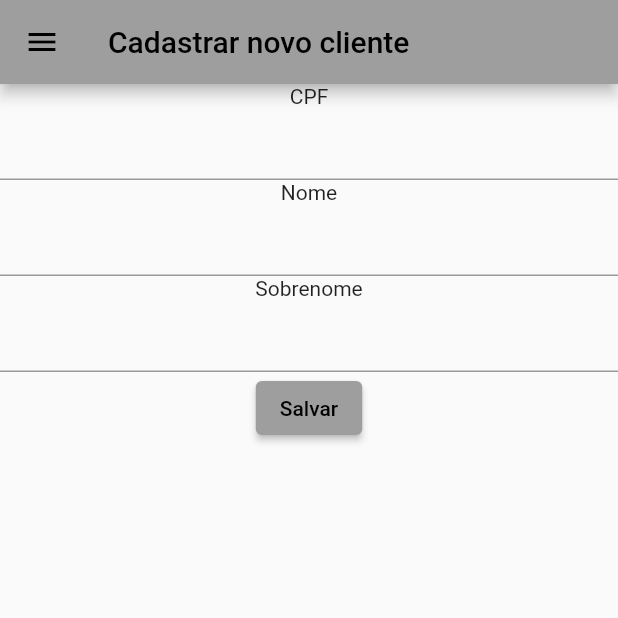
After one commit to GustavoAngeloDS/vendas-mobile-app, a Flutter app: the NewClientPage screen opened by its route, in the side drawer, after a tap on "Salvar", on a phone screen of 412 x 824 dp, the top half of it. The commit adds this screen. Run offline on Flutter 3.47's test engine with Material 2 defaults, Android fonts, the light colour scheme and no system bars; our stand-ins replace brasil_fields; network calls fail.

Commit message:
CRUD Clientes Mobile

```diff
--- a/lib/main.dart
+++ b/lib/main.dart
@@ -1,5 +1,8 @@
 import 'package:flutter/material.dart';
 import 'package:vendas_flutter/routes/routes.dart';
+import 'package:vendas_flutter/view/client/list_clients_page.dart';
+import 'package:vendas_flutter/view/client/new_client_page.dart';
+import 'package:vendas_flutter/view/client/update_client_page.dart';
 import 'package:vendas_flutter/view/list_product_page.dart';
 import 'package:vendas_flutter/view/new_product_page.dart';
 import 'package:vendas_flutter/view/update_product.dart';
@@ -24,6 +27,9 @@ class MyApp extends StatelessWidget {
         Routes.listProducts: (context) => const ListProductPage(),
         Routes.newProduct: (context) => const NewProductPage(),
         Routes.updateProduct: (context) => const UpdateProductPage(),
+        Routes.listClients: (context) => const ListClientPage(),
+        Routes.newClient: (context) => const NewClientPage(),
+        Routes.updateClient: (context) => const UpdateClientPage()
       }
     );
   }
--- /dev/null
+++ b/lib/models/client.model.dart
@@ -0,0 +1,55 @@
+import 'dart:convert';
+
+class Client {
+  int ?id;
+  String cpf;
+  String name;
+  String lastname;
+
+  Client(this.id, this.cpf, this.name, this.lastname);
+
+  Client.create(this.cpf, this.name, this.lastname);
+
+  Map<String, dynamic> newClientToMap() {
+    return {
+      "cpf": cpf,
+      "name": name,
+      "lastname": lastname
+    };
+  }
+
+  Map<String, dynamic> fullClientToMap() {
+    return {
+      "id": id,
+      "cpf": cpf,
+      "name": name,
+      "lastname": lastname
+    };
+  }
+
+  static Client fromMap(Map<String, dynamic> map) {
+    return Client(
+        map["id"],
+        map["cpf"],
+        map["name"],
+        map["lastname"]
+    );
+  }
+
+  static List<Client> fromMaps(List<Map<String, dynamic>> maps) {
+    return List.generate(maps.length, (i) {
+      return Client.fromMap(maps[i]);
+    });
+  }
+
+  static Client fromJson(String json) => Client.fromMap(jsonDecode(json));
+
+  static List<Client> fromJsonList(String json) {
+    final parsed = jsonDecode(json).cast<Map<String, dynamic>>();
+    return parsed.map<Client>((map) => Client.fromMap(map)).toList();
+  }
+
+  String newClientToJson() => jsonEncode(newClientToMap());
+
+  String fullClientToJson() => jsonEncode(fullClientToMap());
+}
--- a/lib/routes/routes.dart
+++ b/lib/routes/routes.dart
@@ -1,3 +1,6 @@
+import 'package:vendas_flutter/view/client/list_clients_page.dart';
+import 'package:vendas_flutter/view/client/new_client_page.dart';
+import 'package:vendas_flutter/view/client/update_client_page.dart';
 import 'package:vendas_flutter/view/list_product_page.dart';
 import 'package:vendas_flutter/view/new_product_page.dart';
 import 'package:vendas_flutter/view/update_product.dart';
@@ -6,4 +9,7 @@ class Routes {
   static const String newProduct = NewProductPage.routeName;
   static const String listProducts = ListProductPage.routeName;
   static const String updateProduct = UpdateProductPage.routeName;
+  static const String listClients = ListClientPage.routeName;
+  static const String newClient = NewClientPage.routeName;
+  static const String updateClient = UpdateClientPage.routeName;
 }
--- /dev/null
+++ b/lib/view/client/new_client_page.dart
@@ -0,0 +1,114 @@
+import 'package:brasil_fields/brasil_fields.dart';
+import 'package:flutter/material.dart';
+import 'package:flutter/services.dart';
+import 'package:vendas_flutter/models/client.model.dart';
+import 'package:vendas_flutter/repository/client.repository.dart';
+import 'package:vendas_flutter/routes/routes.dart';
+import 'package:vendas_flutter/utils/error_handler.dart';
+import 'package:vendas_flutter/widgets/drawer.dart';
+
+class NewClientPage extends StatefulWidget {
+  const NewClientPage({Key? key}) : super(key: key);
+  static const String routeName = "/new-client";
+
+  @override
+  State<StatefulWidget> createState() => _NewClientPageState();
+}
+
+class _NewClientPageState extends State<NewClientPage> {
+  final _formKey = GlobalKey<FormState>();
+  final _cpfController = TextEditingController();
+  final _nameController = TextEditingController();
+  final _lastNameController = TextEditingController();
+
+  ClientRepository repository = ClientRepository();
+
+  @override
+  void dispose() {
+    _cpfController.dispose();
+    _nameController.dispose();
+    _lastNameController.dispose();
+    super.dispose();
+  }
+
+  Future<Client?> _saveProduct() async {
+    Client? newClient;
+    try{
+      newClient = await repository.save(Client.create(_cpfController.text, _nameController.text, _lastNameController.text));
+    }catch(exception) {
+      ErrorHandler().showError(context, "Erro ao salvar produto", exception.toString());
+    }
+
+    _cpfController.clear();
+    _nameController.clear();
+    _lastNameController.clear();
+
+    ScaffoldMessenger.of(context).showSnackBar(
+        const SnackBar(content: Text("Cliente salvo com sucesso")));
+
+    return newClient;
+  }
+
+  Widget _buildForm(BuildContext context) {
+    return Form(
+      key: _formKey,
+      child: Column(
+        children: [
+          const Text("CPF"),
+          TextFormField(
+            controller: _cpfController,
+            inputFormatters: [
+              FilteringTextInputFormatter.digitsOnly,
+              CpfInputFormatter(),
+            ],
+            validator: (value) {
+              if (value == null || value.isEmpty) {
+                return "Campo não pode ser vazio";
+              }
+              return null;
+            },
+          ),
+          const Text("Nome"),
+          TextFormField(
+            controller: _nameController,
+            validator: (value) {
+              if (value == null || value.isEmpty) {
+                return "Campo não pode ser vazio";
+              }
+              return null;
+            },
+          ),
+          const Text("Sobrenome"),
+          TextFormField(
+            controller: _lastNameController,
+            validator: (value) {
+              if (value == null || value.isEmpty) {
+                return "Campo não pode ser vazio";
+              }
+              return null;
+            },
+          ),
+          ElevatedButton(
+              onPressed: () async {
+                if (_formKey.currentState!.validate()) {
+                  await _saveProduct();
+                  Navigator.pushNamed(context, Routes.listClients);
+                }
+              },
+              child: const Text("Salvar"))
+        ],
+      )
+    );
+  }
+
+  @override
+  Widget build(BuildContext context) {
+    return Scaffold(
+        appBar: AppBar(
+          title: const Text("Cadastrar novo cliente"),
+        ),
+        drawer: const AppDrawer(),
+        body: _buildForm(context)
+    );
+  }
+}
--- a/lib/widgets/drawer.dart
+++ b/lib/widgets/drawer.dart
@@ -14,12 +14,22 @@ class AppDrawer extends StatelessWidget {
           text: "Novo produto",
           onTap: () =>
               Navigator.pushReplacementNamed(context, Routes.newProduct)),
+      _createDrawerItem(
+          icon: Icons.add,
+          text: "Novo cliente",
+          onTap: () =>
+              Navigator.pushReplacementNamed(context, Routes.newClient)),
       const Divider(),
       _createDrawerItem(
           icon: Icons.list,
           text: "Listar produtos",
           onTap: () =>
               Navigator.pushReplacementNamed(context, Routes.listProducts)),
+      _createDrawerItem(
+          icon: Icons.list,
+          text: "Listar clientes",
+          onTap: () =>
+              Navigator.pushReplacementNamed(context, Routes.listClients)),
       ListTile(title: const Text("v0.1"), onTap: () {})
     ]));
   }
--- a/pubspec.yaml
+++ b/pubspec.yaml
@@ -30,6 +30,7 @@ dependencies:
   flutter:
     sdk: flutter
   http: ^0.13.4
+  brasil_fields: 1.4.5
 
 
   # The following adds the Cupertino Icons font to your application.
```
Also changed, not shown: lib/repository/client.repository.dart (added, +26 -0 lines), lib/rest/client.rest.dart (added, +75 -0 lines), lib/view/client/list_clients_page.dart (added, +142 -0 lines), lib/view/client/update_client_page.dart (added, +136 -0 lines), pubspec.lock.
